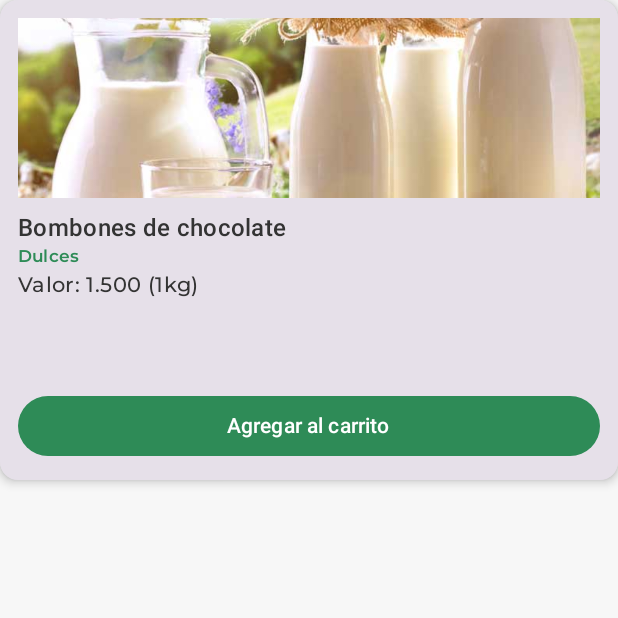
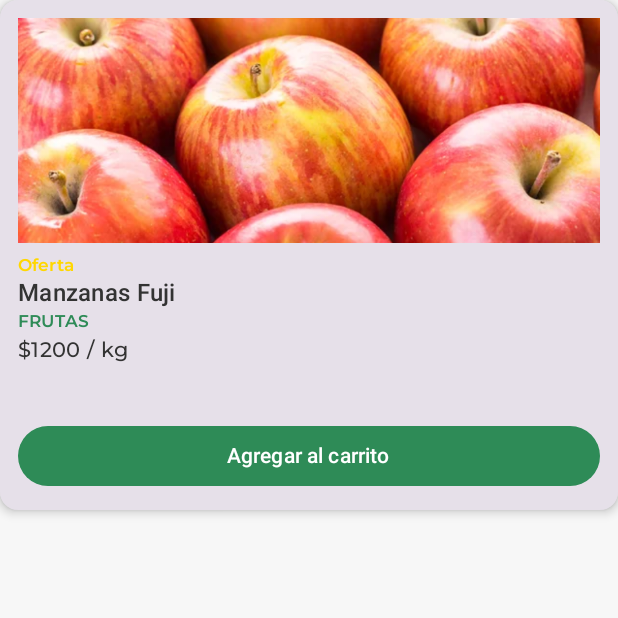
Before and after one commit to OmarNietoc/HuertoHogarApp, an Android app built with Jetpack Compose: the composable UiProductosCard called with sample values from the repository, on a phone screen of 412 x 824 dp, the top half of it. Run offline under Robolectric (Android 15) with nearby library versions, the phone set to English and light mode, and no system bars; libraries missing offline, so code that uses them is left out: androidx.core.animation; 2 statements that could not run were skipped.

Commit message:
Se modifica Producto.kt y la creación de cards en Principal

```diff
--- a/app/src/main/java/cl/duocuc/app/model/Producto.kt
+++ b/app/src/main/java/cl/duocuc/app/model/Producto.kt
@@ -3,62 +3,101 @@ package cl.duocuc.app.model
 import androidx.annotation.DrawableRes
 import cl.duocuc.app.R
 
+
 data class Producto(
-    val id: Int,
-    val titulo: String,
-    val precio: String,
+    val id: String,
+    val nombre: String,
+    val descripcion: String,
+    val precio: Int,
+    val categoria: String,
     @DrawableRes val imagenRes: Int,
-    val categoria: String,
-    val descripcion: String
+    val unid: String,
+    val oferta: String? = null
 )
 
 val productosDemo = listOf(
+            Producto(
+                id = "FR001",
+                nombre = "Manzanas Fuji",
+                descripcion = "Crujientes y dulces, cultivadas en el Valle del Maule. Perfectas para meriendas saludables o como ingrediente en postres.",
+                precio = 1200,
+                categoria = "frutas",
+                imagenRes = R.drawable.apples, // 🔹 usa tu drawable local
+                oferta = "Oferta",
+                unid = "kg"
+            ),
     Producto(
-        id = 1,
-        titulo = "Bombones de chocolate",
-        precio = "1.500 (1kg)",
-        imagenRes = R.drawable.milk,
-        categoria = "Dulces",
-        descripcion = "Aca se describe el producto"
+        id = "FR002",
+        nombre = "Naranjas Valencia",
+        descripcion = "Jugosas y ricas en vitamina C, ideales para zumos frescos y refrescantes. Cultivadas en condiciones climáticas óptimas.",
+        precio = 1000,
+        categoria = "frutas",
+        imagenRes = R.drawable.oranges,
+        unid = "kg"
     ),
     Producto(
-        id = 2,
-        titulo = "Pastel de chocolate",
-        precio = "20.000",
-        imagenRes = R.drawable.apples,
-        categoria = "Pasteles",
-        descripcion = "Aca se describe el producto"
+        id = "FR003",
+        nombre = "Plátanos Cavendish",
+        descripcion = "Maduros y dulces, perfectos para el desayuno o como snack energético. Ricos en potasio y vitaminas.",
+        precio = 800,
+        categoria = "frutas",
+        imagenRes = R.drawable.bananas,
+        unid = "kg"
     ),
     Producto(
-        id = 3,
-        titulo = "Pie de limón",
-        precio = "18.000",
-        imagenRes = R.drawable.bananas,
-        categoria = "Pasteles",
-        descripcion = "Aca se describe el producto"
+        id = "VR001",
+        nombre = "Zanahorias Orgánicas",
+        descripcion = "Cultivadas sin pesticidas en la Región de O'Higgins. Excelente fuente de vitamina A y fibra, ideales para ensaladas y jugos.",
+        precio = 900,
+        categoria = "verduras",
+        imagenRes = R.drawable.carrots,
+        unid = "kg"
     ),
     Producto(
-        id = 4,
-        titulo = "Bombones de chocolate 2",
-        precio = "3.500 (1kg)",
-        imagenRes = R.drawable.carrots,
-        categoria = "Dulces",
-        descripcion = "Aca se describe el producto"
+        id = "VR002",
+        nombre = "Espinacas Frescas",
+        descripcion = "Frescas y nutritivas, perfectas para ensaladas y batidos verdes. Cultivadas bajo prácticas orgánicas que garantizan su calidad.",
+        precio = 700,
+        categoria = "verduras",
+        imagenRes = R.drawable.spinach,
+        oferta = "Nuevo",
+        unid = "kg"
     ),
     Producto(
-        id = 5,
-        titulo = "Pastel de chocolate 2",
-        precio = "25.000",
+        id = "VR003",
+        nombre = "Pimientos Tricolores",
+        descripcion = "Pimientos rojos, amarillos y verdes, ideales para salteados y platos coloridos. Ricos en antioxidantes y vitaminas.",
+        precio = 1500,
+        categoria = "verduras",
         imagenRes = R.drawable.peppers,
-        categoria = "Pasteles",
-        descripcion = "Aca se describe el producto"
+        oferta = "Nuevo",
+        unid = "kg"
     ),
     Producto(
-        id = 6,
-        titulo = "Pie de limón 2",
-        precio = "20.000",
+        id = "PO001",
+        nombre = "Miel Orgánica",
+        descripcion = "Miel pura y orgánica producida por apicultores locales. Rica en antioxidantes y con un sabor inigualable.",
+        precio = 5000,
+        categoria = "organicos",
+        imagenRes = R.drawable.honey,
+        unid = "500g"
+    ),
+    Producto(
+        id = "PO003",
+        nombre = "Quinua Orgánica",
+        descripcion = "Quinua orgánica de alta calidad, rica en proteínas y nutrientes esenciales. Perfecta para una alimentación saludable.",
+        precio = 3500,
+        categoria = "organicos",
         imagenRes = R.drawable.quinoa,
-        categoria = "Pasteles",
-        descripcion = "Aca se describe el producto"
+        unid = "kg"
     ),
+    Producto(
+        id = "PL001",
+        nombre = "Leche Entera",
+        descripcion = "Leche entera fresca de vacas criadas en praderas naturales. Rica en calcio y vitaminas esenciales.",
+        precio = 1800,
+        categoria = "lacteos",
+        imagenRes = R.drawable.milk,
+        unid = "L"
+    )
 )
--- a/app/src/main/java/cl/duocuc/app/ui/principal/PrincipalScreen.kt
+++ b/app/src/main/java/cl/duocuc/app/ui/principal/PrincipalScreen.kt
@@ -21,6 +21,7 @@ import androidx.compose.material3.*
 import androidx.compose.runtime.*
 import androidx.compose.ui.Alignment
 import androidx.compose.ui.Modifier
+import androidx.compose.ui.graphics.Color
 import androidx.compose.ui.unit.dp
 import androidx.lifecycle.viewmodel.compose.viewModel
 import androidx.navigation.NavHostController
@@ -161,7 +162,8 @@ fun PrincipalScreen(
             )
         },
         bottomBar = { BottomBar(tabsNav, onHomeTap = { vm.refreshHome() }) },
-        snackbarHost = { SnackbarHost(hostState = snackbarHostState) }
+        snackbarHost = { SnackbarHost(hostState = snackbarHostState) },
+        containerColor = Color.Transparent,
     ) { inner ->
         NavHost(
             navController = tabsNav,
--- a/app/src/main/java/cl/duocuc/app/ui/principal/components/UiProductosCard.kt
+++ b/app/src/main/java/cl/duocuc/app/ui/principal/components/UiProductosCard.kt
@@ -1,8 +1,6 @@
 package cl.duocuc.app.ui.principal.components
 
 import androidx.compose.foundation.Image
-import androidx.compose.foundation.interaction.MutableInteractionSource
-import androidx.compose.foundation.interaction.collectIsPressedAsState
 import androidx.compose.foundation.layout.*
 import androidx.compose.material3.*
 import androidx.compose.runtime.*
@@ -10,12 +8,15 @@ import androidx.compose.ui.Modifier
 import androidx.compose.ui.graphics.graphicsLayer
 import androidx.compose.ui.layout.ContentScale
 import androidx.compose.ui.res.painterResource
+import androidx.compose.ui.text.font.FontWeight
 import androidx.compose.ui.text.style.TextOverflow
 import androidx.compose.ui.unit.dp
 import androidx.compose.animation.animateColorAsState
 import androidx.compose.animation.animateContentSize
 import androidx.compose.animation.core.animateFloatAsState
 import androidx.compose.animation.core.tween
+import androidx.compose.foundation.interaction.MutableInteractionSource
+import androidx.compose.foundation.interaction.collectIsPressedAsState
 import cl.duocuc.app.model.Producto
 
 @Composable
@@ -28,7 +29,7 @@ fun UiProductosCard(
     Card(
         modifier = Modifier
             .fillMaxWidth()
-            .height(320.dp),
+            .height(340.dp),
         shape = MaterialTheme.shapes.medium,
         elevation = CardDefaults.cardElevation(defaultElevation = 4.dp)
     ) {
@@ -37,39 +38,55 @@ fun UiProductosCard(
                 .fillMaxSize()
                 .padding(12.dp)
         ) {
+
             Image(
                 painter = painterResource(producto.imagenRes),
-                contentDescription = producto.titulo,
+                contentDescription = producto.nombre,
                 modifier = Modifier
                     .fillMaxWidth()
-                    .height(120.dp),
+                    .height(150.dp),
                 contentScale = ContentScale.Crop
             )
 
             Spacer(Modifier.height(8.dp))
 
+
+            producto.oferta?.let {
+                Text(
+                    text = it,
+                    color = MaterialTheme.colorScheme.secondary,
+                    style = MaterialTheme.typography.labelSmall.copy(fontWeight = FontWeight.Bold)
+                )
+            }
+
+
             Text(
-                text = producto.titulo,
-                style = MaterialTheme.typography.titleMedium,
+                text = producto.nombre,
+                style = MaterialTheme.typography.titleMedium.copy(fontWeight = FontWeight.SemiBold),
                 maxLines = 2,
                 overflow = TextOverflow.Ellipsis
             )
+
+
             Text(
-                text = producto.categoria,
+                text = producto.categoria.uppercase(),
                 style = MaterialTheme.typography.labelSmall,
                 color = MaterialTheme.colorScheme.primary
             )
 
             Spacer(Modifier.height(4.dp))
 
+
             Text(
-                text = "Valor: ${producto.precio}",
-                style = MaterialTheme.typography.bodyMedium
+                text = "$${producto.precio} / ${producto.unid}",
+                style = MaterialTheme.typography.bodyMedium.copy(fontWeight = FontWeight.Medium)
             )
+
+            Spacer(Modifier.height(8.dp))
 
             Spacer(Modifier.weight(1f))
 
-            // --- Animaciones del botón ---
+
             val interactionSource = remember { MutableInteractionSource() }
             val presionado by interactionSource.collectIsPressedAsState()
 
@@ -101,10 +118,10 @@ fun UiProductosCard(
                         scaleX = escala
                         scaleY = escala
                     }
-                    .animateContentSize() // suaviza el cambio de texto
+                    .animateContentSize()
             ) {
                 Text(
-                    if (agregado) "Agregado" else "Agregar al carrito",
+                    if (agregado) "Agregado ✅" else "Agregar al carrito",
                     style = MaterialTheme.typography.labelLarge
                 )
             }
```
Also changed, not shown: app/src/main/java/cl/duocuc/app/assets/productos.json (added, +86 -0 lines), app/src/main/java/cl/duocuc/app/model/oldProducto.kt (added, +65 -0 lines), app/src/main/res/drawable/oranges.jpg (renamed from app/src/main/res/drawable/oranges2.jpg).
